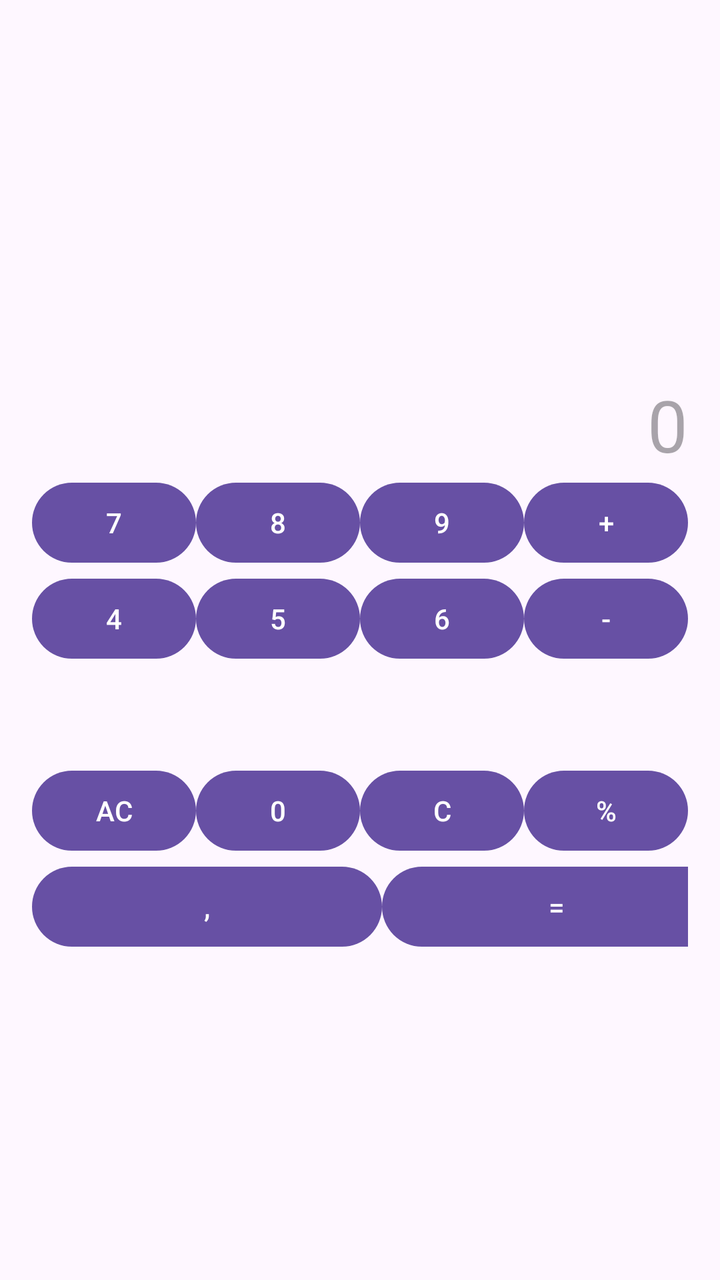
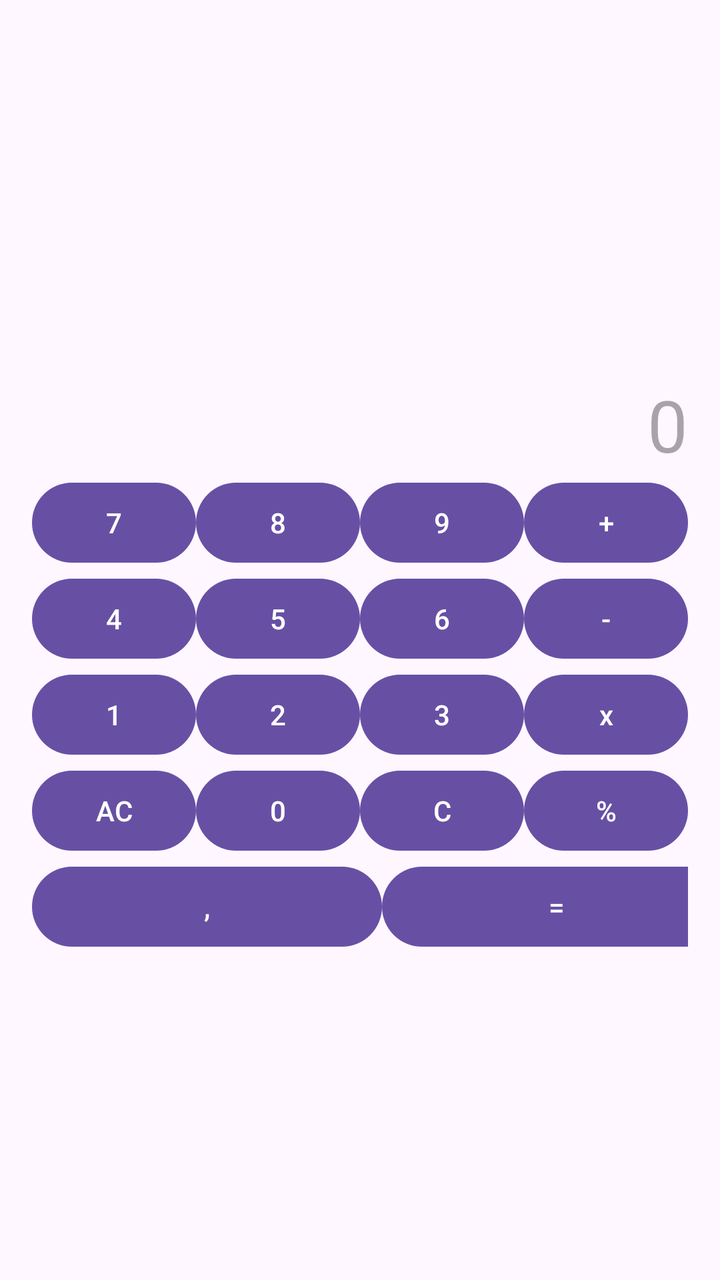

Two renders of the same Android screen: before a commit and after it. Below are the layout's source before the change and the commit's diff.
<!-- AndroidManifest.xml: application theme Theme.CalculadoraBasica -->
<!-- res/layout/activity_main.xml -->
<?xml version="1.0" encoding="utf-8"?>
<LinearLayout
    xmlns:android="http://schemas.android.com/apk/res/android"
    xmlns:tools="http://schemas.android.com/tools"
    android:id="@+id/main"
    android:layout_width="match_parent"
    android:layout_height="match_parent"
    android:orientation="vertical"
    android:gravity="center"
    android:padding="16dp"
    tools:context=".MainActivity">

    <TextView
        android:id="@+id/txtViewOperacion"
        android:layout_width="match_parent"
        android:layout_height="25dp"
        android:gravity="end|center_vertical"
        android:textSize="18sp"
        android:textColor="#888888"
        />
    <TextView
        android:id="@+id/txtViewNumeros"
        android:layout_width="match_parent"
        android:layout_height="50dp"
        android:gravity="end|center_vertical"
        android:hint="0"
        android:textSize="36sp"
        />

    <LinearLayout
        android:layout_width="match_parent"
        android:layout_height="wrap_content"
        android:orientation="horizontal">
        <Button
            android:id="@+id/button7"
            android:layout_width="0dp"
            android:layout_height="wrap_content"
            android:layout_weight="1"
            android:text="7" />
        <Button
            android:id="@+id/button8"
            android:layout_width="0dp"
            android:layout_height="wrap_content"
            android:layout_weight="1"
            android:text="8" />
        <Button
            android:id="@+id/button9"
            android:layout_width="0dp"
            android:layout_height="wrap_content"
            android:layout_weight="1"
            android:text="9" />
        <Button
            android:id="@+id/buttonSumar"
            android:layout_width="0dp"
            android:layout_height="wrap_content"
            android:layout_weight="1"
            android:text="+" />
    </LinearLayout>
    <LinearLayout
        android:layout_width="match_parent"
        android:layout_height="wrap_content"
        android:orientation="horizontal">
        <Button
            android:id="@+id/button4"
            android:layout_width="0dp"
            android:layout_height="wrap_content"
            android:layout_weight="1"
            android:text="4"/>
        <Button
            android:id="@+id/button5"
            android:layout_width="0dp"
            android:layout_height="wrap_content"
            android:layout_weight="1"
            android:text="5"/>
        <Button
            android:id="@+id/button6"
            android:layout_width="0dp"
            android:layout_height="wrap_content"
            android:layout_weight="1"
            android:text="6"/>
        <Button
            android:id="@+id/buttonRestar"
            android:layout_width="0dp"
            android:layout_height="wrap_content"
            android:layout_weight="1"
            android:text="-"/>
    </LinearLayout>
    <LinearLayout
        android:layout_width="0dp"
        android:layout_height="wrap_content"
        android:orientation="horizontal">
        <Button
            android:id="@+id/button1"
            android:layout_width="0dp"
            android:layout_height="wrap_content"
            android:layout_weight="1"
            android:text="1"/>
        <Button
            android:id="@+id/button2"
            android:layout_width="0dp"
            android:layout_height="wrap_content"
            android:layout_weight="1"
            android:text="2"/>
        <Button
            android:id="@+id/button3"
            android:layout_width="0dp"
            android:layout_height="wrap_content"
            android:layout_weight="1"
            android:text="3"/>
        <Button
            android:id="@+id/buttonMultiplicar"
            android:layout_width="0dp"
            android:layout_height="wrap_content"
            android:layout_weight="1"
            android:text="x"/>
    </LinearLayout>
    <LinearLayout
        android:layout_width="match_parent"
        android:layout_height="wrap_content"
        android:orientation="horizontal">
        <Button
            android:id="@+id/buttonAC"
            android:layout_width="0dp"
            android:layout_height="wrap_content"
            android:layout_weight="1"
            android:text="AC"/>
        <Button
            android:id="@+id/button0"
            android:layout_width="0dp"
            android:layout_height="wrap_content"
            android:layout_weight="1"
            android:text="0"/>
        <Button
            android:id="@+id/buttonC"
            android:layout_width="0dp"
            android:layout_height="wrap_content"
            android:layout_weight="1"
            android:text="C"/>
        <Button
            android:id="@+id/buttonDividir"
            android:layout_width="0dp"
            android:layout_height="wrap_content"
            android:layout_weight="1"
            android:text="%"/>
    </LinearLayout>
    <LinearLayout
        android:layout_width="match_parent"
        android:layout_height="wrap_content"
        android:orientation="horizontal">
        <Button
            android:id="@+id/buttonComa"
            android:layout_width="175dp"
            android:layout_height="wrap_content"
            android:text=","/>
        <Button
            android:id="@+id/buttonIgual"
            android:layout_width="175dp"
            android:layout_height="wrap_content"
            android:text="="/>
    </LinearLayout>
</LinearLayout>
<!-- resources referenced by this layout -->
<resources>
  <style name="Theme.CalculadoraBasica" parent="Base.Theme.CalculadoraBasica" />
  <style name="Base.Theme.CalculadoraBasica" parent="Theme.Material3.DayNight.NoActionBar">
          
          
      </style>
</resources>

<!-- the commit's change to res/layout/activity_main.xml (unified diff, before → after) -->
@@ -86,7 +86,7 @@
             android:text="-"/>
     </LinearLayout>
     <LinearLayout
-        android:layout_width="0dp"
+        android:layout_width="match_parent"
         android:layout_height="wrap_content"
         android:orientation="horizontal">
         <Button
